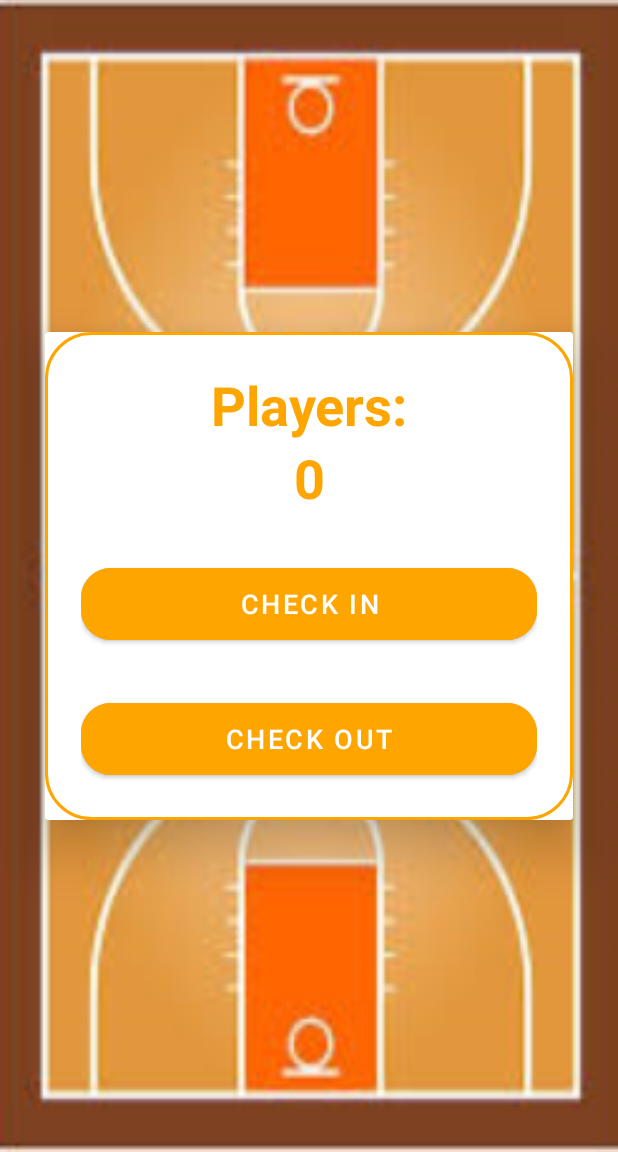
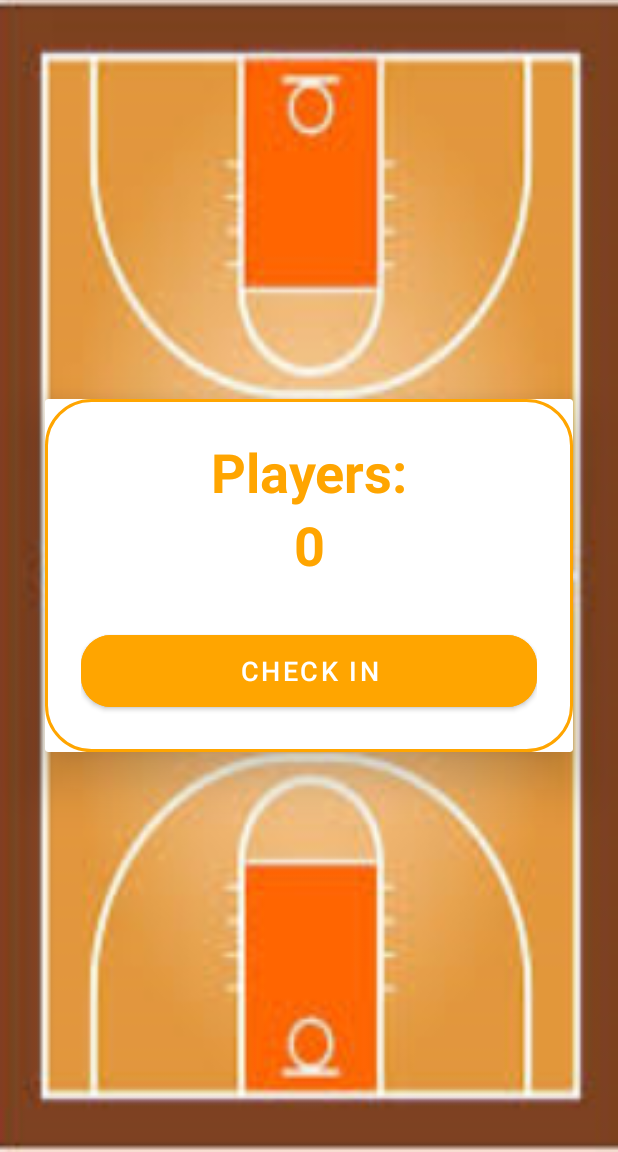
Before and after one commit to lmccabe267/WhereTheHoopsAt, an Android app: the screen it shows after launch (Dashboard), on a phone screen of 412 x 824 dp, the part 84-1236 px from its top. Run offline under Robolectric (Android 15) with nearby library versions, the phone set to English and light mode, and no system bars; 3 statements that could not run were skipped.

Commit message:
before pull

```diff
--- a/app/src/main/res/layout/activity_dashboard.xml
+++ b/app/src/main/res/layout/activity_dashboard.xml
@@ -53,15 +53,6 @@
                 android:layout_marginTop="30dp"
                 android:backgroundTint="@color/orange"
                 app:cornerRadius = "20dp"/>
-            <Button
-                android:layout_width="match_parent"
-                android:layout_height="60dp"
-                android:text="@string/checkout_text"
-                android:id="@+id/checkOutButton"
-                android:textSize="18sp"
-                android:layout_marginTop="30dp"
-                android:backgroundTint="@color/orange"
-                app:cornerRadius = "20dp"/>
         </LinearLayout>
 
     </androidx.cardview.widget.CardView>
```
Also changed, not shown: app/src/main/java/com/example/android/wherethehoops/CheckInViewModel.kt (added, +14 -0 lines).
